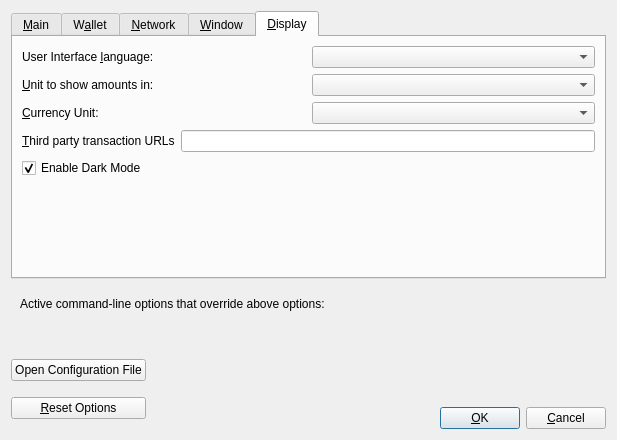
Qt form src/qt/forms/optionsdialog.ui (RavenProject/Ravencoin) before a commit.
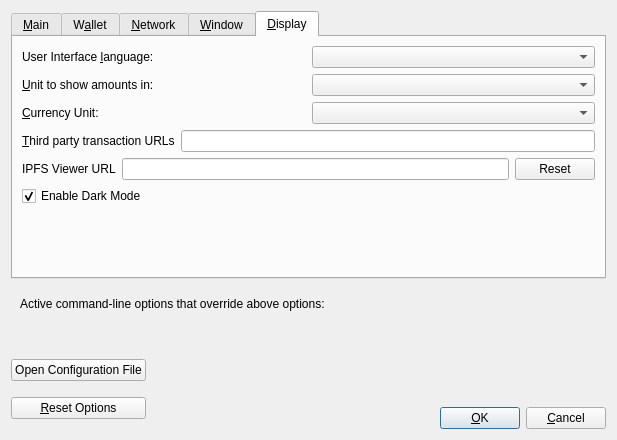
The same form after that commit. The open tabs and pages were chosen to show the change. Custom widgets are drawn as their Qt base class.

Commit message: GUI: custom ipfs viewer url (PR #901) Configurable IPFS Browser url, defaults to https://ipfs.io/ipfs/

The edit to the form file:
```diff
--- a/src/qt/forms/optionsdialog.ui
+++ b/src/qt/forms/optionsdialog.ui
@@ -657,6 +657,34 @@
          </item>
         </layout>
        </item>
+       <item>
+        <layout class="QHBoxLayout" name="horizontalLayout_4_Display" stretch="0,0,0">
+         <item>
+          <widget class="QLabel" name="ipfsUrlLabel">
+           <property name="toolTip">
+            <string>Third party URL for IPFS-viewer. %s in the URL is replaced by IPFS hash.</string>
+           </property>
+           <property name="text">
+            <string>IPFS Viewer URL</string>
+           </property>
+          </widget>
+         </item>
+         <item>
+          <widget class="QLineEdit" name="ipfsUrl">
+           <property name="toolTip">
+            <string>Third party URL for IPFS-viewer. %s in the URL is replaced by IPFS hash.</string>
+           </property>
+          </widget>
+         </item>
+         <item>
+          <widget class="QPushButton" name="ipfsUrlReset">
+           <property name="text">
+            <string>Reset</string>
+           </property>
+          </widget>
+         </item>
+        </layout>
+       </item>
        <item>
         <widget class="QCheckBox" name="darkModeCheckBox">
          <property name="text">
```
Left out of the diff: 2 changed lines with no effect on the pictures. The commit also changes 5 other files.
